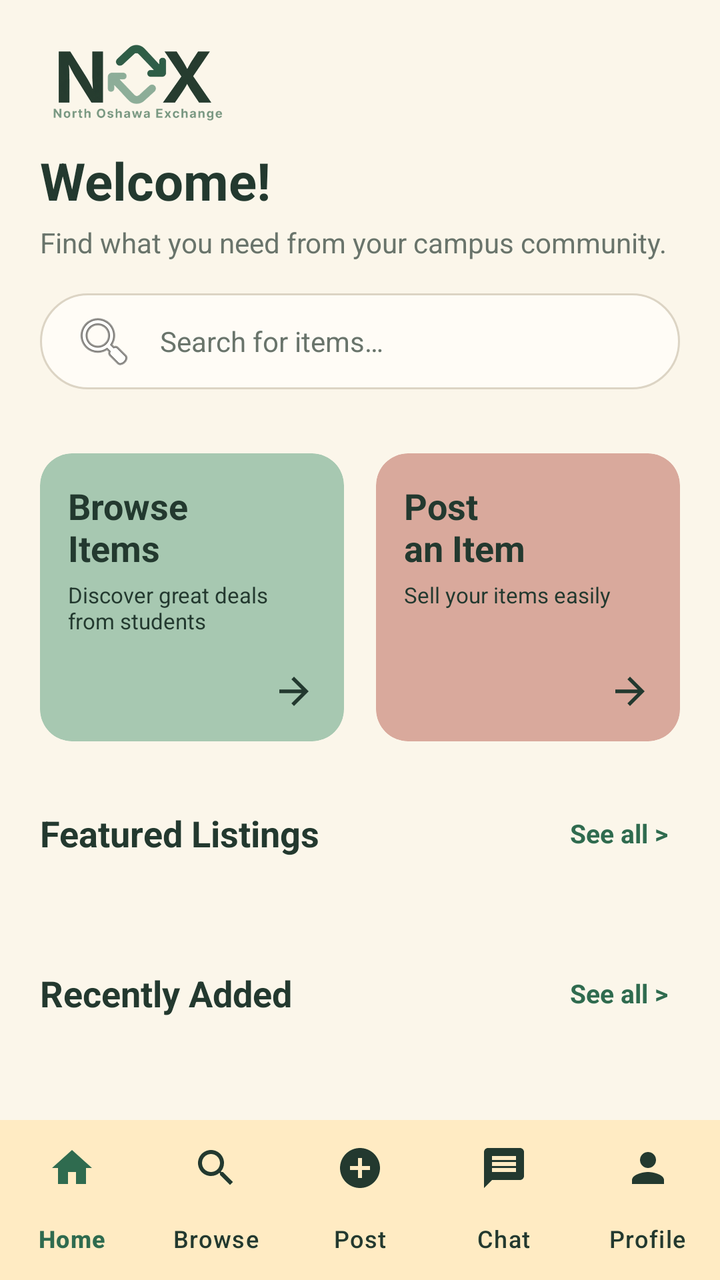
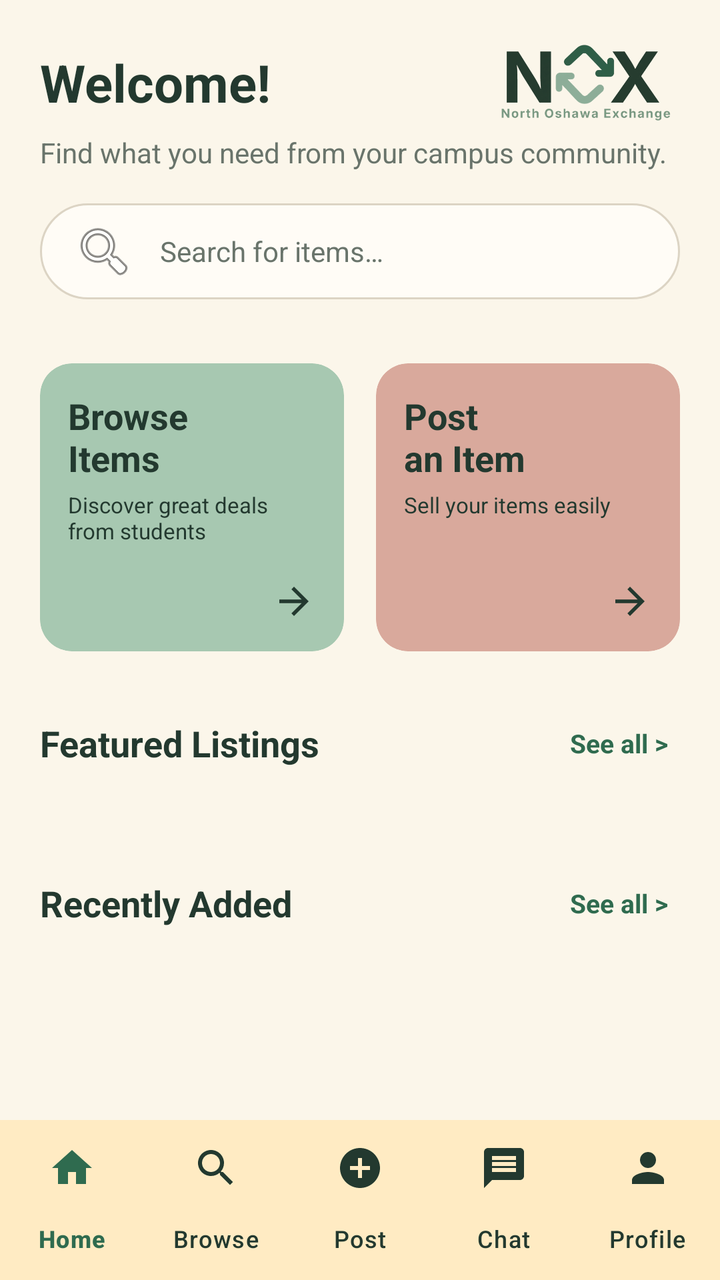

Compare the two renders of this Android layout. The source of the first and the diff that turns it into the second are given below.
<!-- AndroidManifest.xml: application theme Theme.NOXApp -->
<!-- res/layout/activity_main.xml -->
<?xml version="1.0" encoding="utf-8"?>
<androidx.coordinatorlayout.widget.CoordinatorLayout
    xmlns:android="http://schemas.android.com/apk/res/android"
    xmlns:app="http://schemas.android.com/apk/res-auto"
    android:id="@+id/main"
    android:layout_width="match_parent"
    android:layout_height="match_parent"
    android:background="@color/nox_cream_bg">

    <androidx.core.widget.NestedScrollView
        android:id="@+id/mainScroll"
        android:layout_width="match_parent"
        android:layout_height="match_parent"
        android:fillViewport="true"
        android:paddingBottom="72dp">

        <LinearLayout
            android:layout_width="match_parent"
            android:layout_height="wrap_content"
            android:clipToPadding="false"
            android:orientation="vertical"
            android:padding="20dp">

            
            <ImageView
                android:id="@+id/noxLogo"
                android:layout_width="96dp"
                android:layout_height="wrap_content"
                android:adjustViewBounds="true"
                android:contentDescription="@string/app_name"
                android:src="@drawable/logo_nox" />

            
            <TextView
                android:id="@+id/welcomeTextView"
                android:layout_width="wrap_content"
                android:layout_height="wrap_content"
                android:layout_marginTop="10dp"
                android:text="Welcome!"
                android:textColor="@color/nox_dark_green"
                android:textSize="26sp"
                android:textStyle="bold" />

            <TextView
                android:layout_width="wrap_content"
                android:layout_height="wrap_content"
                android:layout_marginTop="4dp"
                android:text="@string/home_subtitle"
                android:textColor="@color/nox_subtext"
                android:textSize="14sp" />

            
            <EditText
                android:id="@+id/searchBar"
                android:layout_width="match_parent"
                android:layout_height="48dp"
                android:layout_marginTop="16dp"
                android:background="@drawable/rounded_search_box"
                android:drawableStart="@android:drawable/ic_menu_search"
                android:drawablePadding="12dp"
                android:hint="@string/search_hint"
                android:imeOptions="actionDone"
                android:inputType="text"
                android:paddingHorizontal="16dp"
                android:textColor="@color/nox_dark_green"
                android:textColorHint="@color/nox_subtext"
                android:textSize="14sp" />

            
            <androidx.recyclerview.widget.RecyclerView
                android:id="@+id/categoryRecyclerView"
                android:layout_width="match_parent"
                android:layout_height="wrap_content"
                android:layout_marginTop="16dp"
                android:clipToPadding="false"
                android:orientation="horizontal" />

            
            <LinearLayout
                android:layout_width="match_parent"
                android:layout_height="144dp"
                android:layout_marginTop="16dp"
                android:orientation="horizontal">

                <androidx.cardview.widget.CardView
                    android:id="@+id/browseCard"
                    android:layout_width="0dp"
                    android:layout_height="match_parent"
                    android:layout_marginEnd="8dp"
                    android:layout_weight="1"
                    android:clickable="true"
                    android:contentDescription="@string/browse_card_action"
                    android:focusable="true"
                    android:foreground="?attr/selectableItemBackground"
                    app:cardBackgroundColor="@color/nox_card_green"
                    app:cardCornerRadius="16dp"
                    app:cardElevation="0dp">

                    <LinearLayout
                        android:layout_width="match_parent"
                        android:layout_height="match_parent"
                        android:orientation="vertical"
                        android:padding="14dp">

                        <TextView
                            android:layout_width="wrap_content"
                            android:layout_height="wrap_content"
                            android:text="@string/browse_items_title"
                            android:textColor="@color/nox_dark_green"
                            android:textSize="18sp"
                            android:textStyle="bold" />

                        <TextView
                            android:layout_width="wrap_content"
                            android:layout_height="0dp"
                            android:layout_marginTop="4dp"
                            android:layout_weight="1"
                            android:text="@string/browse_items_sub"
                            android:textColor="@color/nox_dark_green"
                            android:textSize="11sp" />

                        <ImageView
                            android:layout_width="22dp"
                            android:layout_height="22dp"
                            android:layout_gravity="end"
                            android:contentDescription="@null"
                            android:src="@drawable/ic_arrow_forward"
                            app:tint="@color/nox_dark_green" />
                    </LinearLayout>
                </androidx.cardview.widget.CardView>

                <androidx.cardview.widget.CardView
                    android:id="@+id/postCard"
                    android:layout_width="0dp"
                    android:layout_height="match_parent"
                    android:layout_marginStart="8dp"
                    android:layout_weight="1"
                    android:clickable="true"
                    android:contentDescription="@string/post_card_action"
                    android:focusable="true"
                    android:foreground="?attr/selectableItemBackground"
                    app:cardBackgroundColor="@color/nox_card_pink"
                    app:cardCornerRadius="16dp"
                    app:cardElevation="0dp">

                    <LinearLayout
                        android:layout_width="match_parent"
                        android:layout_height="match_parent"
                        android:orientation="vertical"
                        android:padding="14dp">

                        <TextView
                            android:layout_width="wrap_content"
                            android:layout_height="wrap_content"
                            android:text="@string/post_item_title"
                            android:textColor="@color/nox_dark_green"
                            android:textSize="18sp"
                            android:textStyle="bold" />

                        <TextView
                            android:layout_width="wrap_content"
                            android:layout_height="0dp"
                            android:layout_marginTop="4dp"
                            android:layout_weight="1"
                            android:text="@string/post_item_sub"
                            android:textColor="@color/nox_dark_green"
                            android:textSize="11sp" />

                        <ImageView
                            android:layout_width="22dp"
                            android:layout_height="22dp"
                            android:layout_gravity="end"
                            android:contentDescription="@null"
                            android:src="@drawable/ic_arrow_forward"
                            app:tint="@color/nox_dark_green" />
                    </LinearLayout>
                </androidx.cardview.widget.CardView>
            </LinearLayout>

            
            <RelativeLayout
                android:layout_width="match_parent"
                android:layout_height="wrap_content"
                android:layout_marginTop="22dp">

                <TextView
                    android:layout_width="wrap_content"
                    android:layout_height="wrap_content"
                    android:layout_alignParentStart="true"
                    android:layout_centerVertical="true"
                    android:layout_toStartOf="@id/featuredSeeAll"
                    android:ellipsize="end"
                    android:maxLines="1"
                    android:text="@string/featured_listings"
                    android:textColor="@color/nox_dark_green"
                    android:textSize="18sp"
                    android:textStyle="bold" />

                <TextView
                    android:id="@+id/featuredSeeAll"
                    android:layout_width="wrap_content"
                    android:layout_height="48dp"
                    android:layout_alignParentEnd="true"
                    android:background="?attr/selectableItemBackgroundBorderless"
                    android:clickable="true"
                    android:focusable="true"
                    android:gravity="center_vertical"
                    android:paddingStart="6dp"
                    android:paddingEnd="6dp"
                    android:text="@string/see_all"
                    android:textColor="@color/nox_primary_green"
                    android:textSize="13sp"
                    android:textStyle="bold" />
            </RelativeLayout>

            <androidx.recyclerview.widget.RecyclerView
                android:id="@+id/featuredRecyclerView"
                android:layout_width="match_parent"
                android:layout_height="wrap_content"
                android:layout_marginStart="-20dp"
                android:layout_marginTop="12dp"
                android:layout_marginEnd="-20dp"
                android:clipToPadding="false"
                android:orientation="horizontal"
                android:paddingStart="20dp"
                android:paddingEnd="20dp" />

            
            <RelativeLayout
                android:layout_width="match_parent"
                android:layout_height="wrap_content"
                android:layout_marginTop="20dp">

                <TextView
                    android:layout_width="wrap_content"
                    android:layout_height="wrap_content"
                    android:layout_alignParentStart="true"
                    android:layout_centerVertical="true"
                    android:layout_toStartOf="@id/recentSeeAll"
                    android:ellipsize="end"
                    android:maxLines="1"
                    android:text="@string/recently_added"
                    android:textColor="@color/nox_dark_green"
                    android:textSize="18sp"
                    android:textStyle="bold" />

                <TextView
                    android:id="@+id/recentSeeAll"
                    android:layout_width="wrap_content"
                    android:layout_height="48dp"
                    android:layout_alignParentEnd="true"
                    android:background="?attr/selectableItemBackgroundBorderless"
                    android:clickable="true"
                    android:focusable="true"
                    android:gravity="center_vertical"
                    android:paddingStart="6dp"
                    android:paddingEnd="6dp"
                    android:text="@string/see_all"
                    android:textColor="@color/nox_primary_green"
                    android:textSize="13sp"
                    android:textStyle="bold" />
            </RelativeLayout>

            <androidx.recyclerview.widget.RecyclerView
                android:id="@+id/recentRecyclerView"
                android:layout_width="match_parent"
                android:layout_height="wrap_content"
                android:layout_marginStart="-20dp"
                android:layout_marginTop="12dp"
                android:layout_marginEnd="-20dp"
                android:clipToPadding="false"
                android:orientation="horizontal"
                android:paddingStart="20dp"
                android:paddingEnd="20dp" />

        </LinearLayout>
    </androidx.core.widget.NestedScrollView>

    <include
        layout="@layout/nav_bar"
        android:layout_width="match_parent"
        android:layout_height="wrap_content"
        android:layout_gravity="bottom" />

</androidx.coordinatorlayout.widget.CoordinatorLayout>
<!-- res/layout/nav_bar.xml (included above) -->
<?xml version="1.0" encoding="utf-8"?>
<com.google.android.material.bottomnavigation.BottomNavigationView xmlns:android="http://schemas.android.com/apk/res/android"
    xmlns:app="http://schemas.android.com/apk/res-auto"
    android:id="@+id/bottomNavBar"
    android:layout_width="match_parent"
    android:layout_height="wrap_content"
    android:background="@color/nox_nav_bg"
    app:paddingBottomSystemWindowInsets="false"
    app:itemIconTint="@color/bottom_nav_item"
    app:itemTextColor="@color/bottom_nav_item"
    app:labelVisibilityMode="labeled"
    app:menu="@menu/bottom_navigation" />
<!-- resources referenced by this layout -->
<resources>
  <color name="nox_card_green">#A7C8B1</color>
  <color name="nox_card_pink">#D9A99C</color>
  <color name="nox_cream_bg">#FBF6EA</color>
  <color name="nox_dark_green">#23392F</color>
  <color name="nox_nav_bg">#FFEBC3</color>
  <color name="nox_primary_green">#2F6B4F</color>
  <color name="nox_subtext">#69746B</color>
  <!-- drawable ic_arrow_forward (drawable) -->
  <vector xmlns:android="http://schemas.android.com/apk/res/android" android:width="24dp" android:height="24dp" android:viewportWidth="24" android:viewportHeight="24" android:autoMirrored="true">
      <path android:fillColor="#23392F" android:pathData="M12,4l-1.41,1.41L16.17,11H4v2h12.17l-5.58,5.59L12,20l8,-8z" />
  </vector>
  <!-- drawable logo_nox: png bitmap (drawable-hdpi, 19839 bytes) -->
  <!-- drawable rounded_search_box (drawable) -->
  <?xml version="1.0" encoding="utf-8"?>
  <shape xmlns:android="http://schemas.android.com/apk/res/android">
      <solid android:color="@color/nox_field_bg" />
      <corners android:radius="24dp" />
      <stroke android:width="1dp" android:color="#DCD4C4" />
  </shape>
  <string name="app_name">NOXApp</string>
  <string name="browse_card_action">Browse items</string>
  <string name="browse_items_sub">Discover great deals from students</string>
  <string name="browse_items_title">Browse\nItems</string>
  <string name="featured_listings">Featured Listings</string>
  <string name="home_subtitle">Find what you need from your campus community.</string>
  <string name="post_card_action">Post an item</string>
  <string name="post_item_sub">Sell your items easily</string>
  <string name="post_item_title">Post\nan Item</string>
  <string name="recently_added">Recently Added</string>
  <string name="search_hint">Search for items…</string>
  <string name="see_all">See all &gt;</string>
  <style name="Theme.NOXApp" parent="Base.Theme.NOXApp" />
  <color name="nox_field_bg">#FFFCF6</color>
  <style name="Base.Theme.NOXApp" parent="Theme.Material3.DayNight.NoActionBar">
          
          <item name="colorSecondaryContainer">@color/nox_chip_bg</item>
      </style>
  <color name="nox_chip_bg">#E8F0E5</color>
</resources>

<!-- the commit's change to res/layout/activity_main.xml (unified diff, before → after) -->
@@ -22,24 +22,31 @@
             android:padding="20dp">
 
             
-            <ImageView
-                android:id="@+id/noxLogo"
-                android:layout_width="96dp"
-                android:layout_height="wrap_content"
-                android:adjustViewBounds="true"
-                android:contentDescription="@string/app_name"
-                android:src="@drawable/logo_nox" />
-
-            
-            <TextView
-                android:id="@+id/welcomeTextView"
-                android:layout_width="wrap_content"
-                android:layout_height="wrap_content"
-                android:layout_marginTop="10dp"
-                android:text="Welcome!"
-                android:textColor="@color/nox_dark_green"
-                android:textSize="26sp"
-                android:textStyle="bold" />
+            <LinearLayout
+                android:layout_width="match_parent"
+                android:layout_height="wrap_content"
+                android:gravity="center_vertical"
+                android:orientation="horizontal">
+
+                <TextView
+                    android:id="@+id/welcomeTextView"
+                    android:layout_width="0dp"
+                    android:layout_height="wrap_content"
+                    android:layout_weight="1"
+                    android:text="Welcome!"
+                    android:textColor="@color/nox_dark_green"
+                    android:textSize="26sp"
+                    android:textStyle="bold" />
+
+                <ImageView
+                    android:id="@+id/noxLogo"
+                    android:layout_width="96dp"
+                    android:layout_height="wrap_content"
+                    android:layout_marginStart="10dp"
+                    android:adjustViewBounds="true"
+                    android:contentDescription="@string/app_name"
+                    android:src="@drawable/logo_nox" />
+            </LinearLayout>
 
             <TextView
                 android:layout_width="wrap_content"
